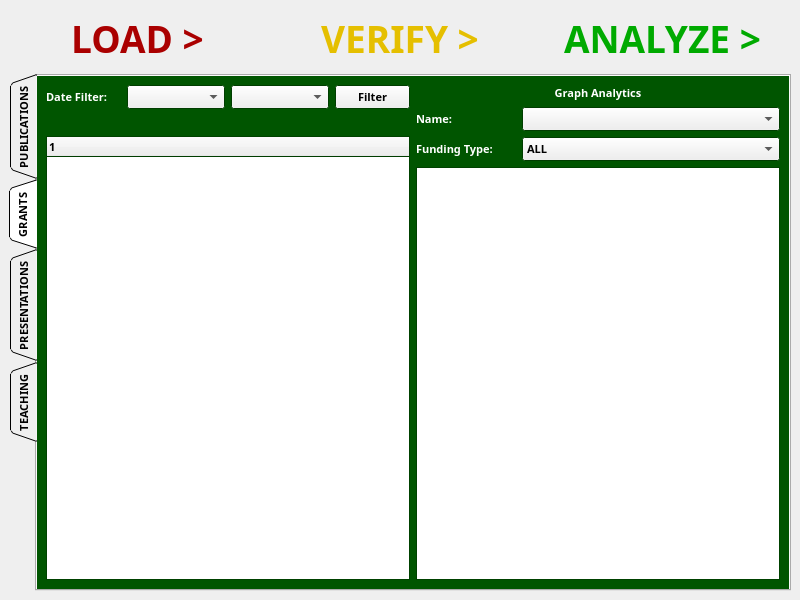
Old version of the form Project Code/AppleProject/analyze_csv.ui in the repository JRWu/DataAggregation.
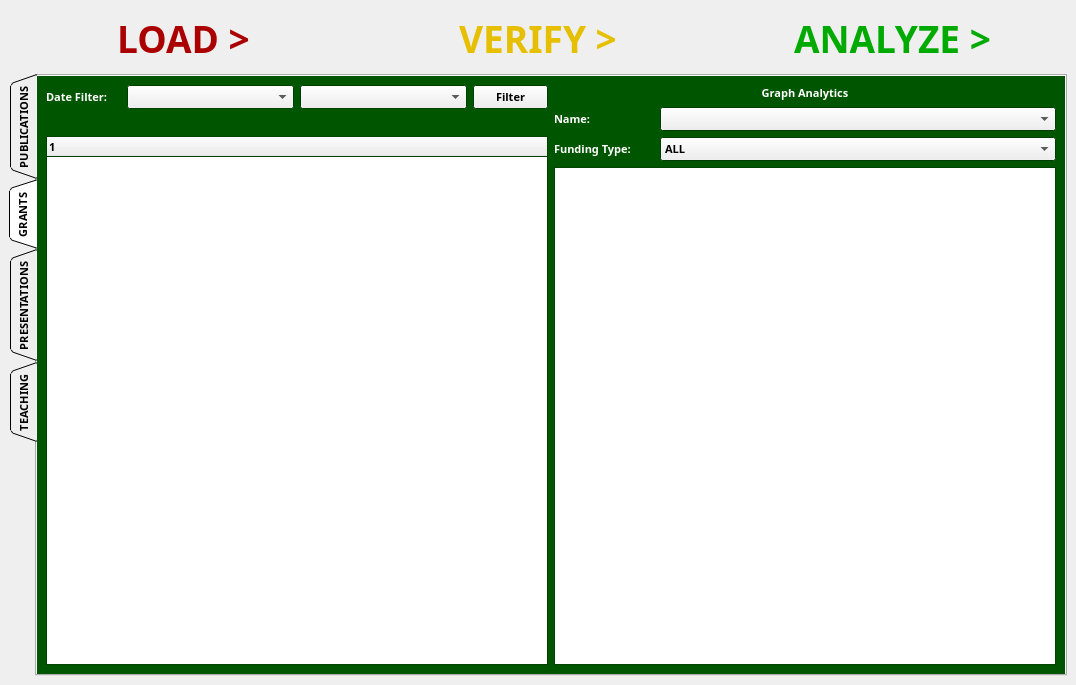
New version of the form.

Commit message: VS Prettied up the bars in the bargraphs

```diff
--- a/Project Code/AppleProject/analyze_csv.ui
+++ b/Project Code/AppleProject/analyze_csv.ui
@@ -6,8 +6,8 @@
    <rect>
     <x>0</x>
     <y>0</y>
-    <width>800</width>
-    <height>600</height>
+    <width>1076</width>
+    <height>685</height>
    </rect>
   </property>
   <property name="minimumSize">
```
The commit also changes 2 other files.
